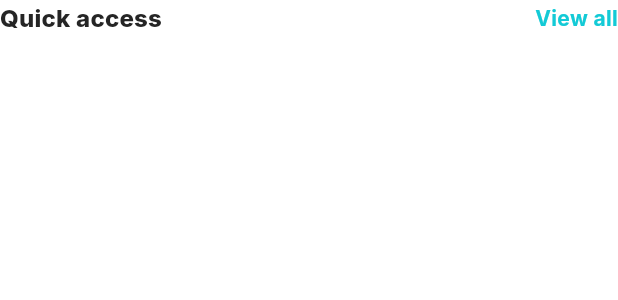
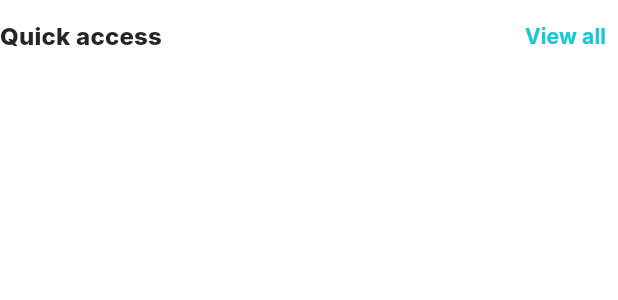
Before and after one commit to Husseinabozina/medical_app, a Flutter app: the _SectionHeader widget shown alone on an empty page, opened directly, on a phone screen of 412 x 824 dp. Shown: the top 300 px of the screen. Run offline on Flutter 3.47's test engine with Material 3 defaults, Android fonts, the phone set to English and light mode, and no system bars; our stand-ins replace equatable, flutter_bloc, go_router, google_fonts.

Commit message:
fix: wire home view-all details and see-all actions

```diff
--- a/lib/features/home/home_screens.dart
+++ b/lib/features/home/home_screens.dart
@@ -123,9 +123,10 @@ class HomeScreen extends StatelessWidget {
                     child: Column(
                       crossAxisAlignment: CrossAxisAlignment.start,
                       children: [
-                        const _SectionHeader(
+                        _SectionHeader(
                           title: 'Quick access',
                           action: 'View all',
+                          onActionTap: () => context.push('/specialties'),
                         ),
                         const SizedBox(height: 14),
                         GridView.count(
@@ -159,9 +160,11 @@ class HomeScreen extends StatelessWidget {
                           ],
                         ),
                         const SizedBox(height: 28),
-                        const _SectionHeader(
+                        _SectionHeader(
                           title: 'Upcoming appointment',
                           action: 'Details',
+                          onActionTap: () =>
+                              context.push('/appointments/details'),
                         ),
                         const SizedBox(height: 14),
                         SoftCard(
@@ -216,9 +219,10 @@ class HomeScreen extends StatelessWidget {
                           ),
                         ),
                         const SizedBox(height: 28),
-                        const _SectionHeader(
+                        _SectionHeader(
                           title: 'Recommended doctors',
                           action: 'See all',
+                          onActionTap: () => context.push('/doctors'),
                         ),
                         const SizedBox(height: 14),
                         SizedBox(
@@ -755,10 +759,15 @@ class _HeaderIcon extends StatelessWidget {
 }
 
 class _SectionHeader extends StatelessWidget {
-  const _SectionHeader({required this.title, required this.action});
+  const _SectionHeader({
+    required this.title,
+    required this.action,
+    this.onActionTap,
+  });
 
   final String title;
   final String action;
+  final VoidCallback? onActionTap;
 
   @override
   Widget build(BuildContext context) {
@@ -772,11 +781,18 @@ class _SectionHeader extends StatelessWidget {
                 ),
           ),
         ),
-        Text(
-          action,
-          style: const TextStyle(
-            color: AppColors.primary,
-            fontWeight: FontWeight.w700,
+        TextButton(
+          onPressed: onActionTap,
+          style: TextButton.styleFrom(
+            foregroundColor: AppColors.primary,
+            padding: const EdgeInsetsDirectional.symmetric(
+              horizontal: 8,
+              vertical: 6,
+            ),
+          ),
+          child: Text(
+            action,
+            style: const TextStyle(fontWeight: FontWeight.w700),
           ),
         ),
       ],
```
